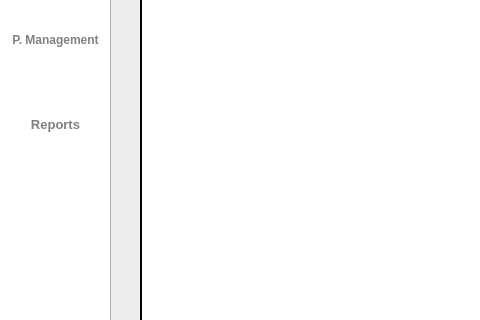
Before: the Qt Designer form Project SE/ui/admin_cashierscreen.ui in Patatims/CCSFEN2_Project, drawn with Qt 5; both pictures show x 0 to 480 and y 286 to 606 of the 1200 by 800 pixel window.
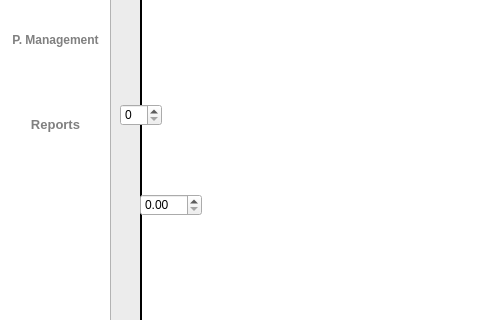
After: the same form once the commit is applied. Icons and pictures are not drawn.

```diff
--- a/Project SE/ui/admin_cashierscreen.ui
+++ b/Project SE/ui/admin_cashierscreen.ui
@@ -1275,6 +1275,26 @@
      <bool>true</bool>
     </property>
    </widget>
+   <widget class="QSpinBox" name="spinBox">
+    <property name="geometry">
+     <rect>
+      <x>120</x>
+      <y>390</y>
+      <width>42</width>
+      <height>22</height>
+     </rect>
+    </property>
+   </widget>
+   <widget class="QDoubleSpinBox" name="doubleSpinBox">
+    <property name="geometry">
+     <rect>
+      <x>140</x>
+      <y>480</y>
+      <width>62</width>
+      <height>22</height>
+     </rect>
+    </property>
+   </widget>
    <zorder>whitebg</zorder>
    <zorder>whitebg_10</zorder>
    <zorder>sidebar</zorder>
@@ -1315,6 +1335,8 @@
    <zorder>label</zorder>
    <zorder>label_3</zorder>
    <zorder>imgplaceholder</zorder>
+   <zorder>spinBox</zorder>
+   <zorder>doubleSpinBox</zorder>
   </widget>
  </widget>
  <resources>
```
